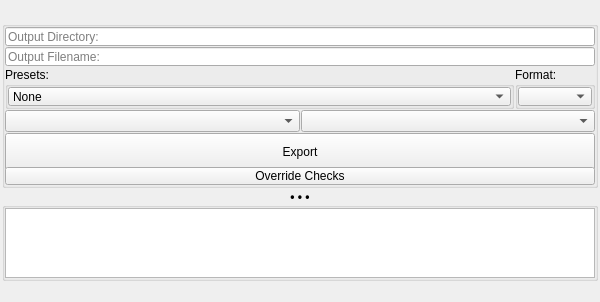
Old version of the form mayatk/env_utils/scene_exporter/scene_exporter.ui in the repository m3trik/mayatk.
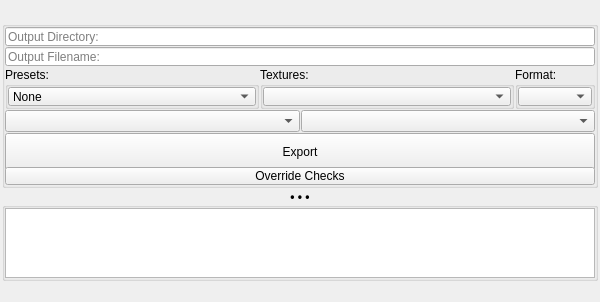
New version of the form. Custom widgets are drawn as their Qt base class.

Commit message: Texture template gate, lightmap seam fixes, shared path primitives

What changed in the file:
```diff
--- a/mayatk/env_utils/scene_exporter/scene_exporter.ui
+++ b/mayatk/env_utils/scene_exporter/scene_exporter.ui
@@ -201,6 +201,49 @@
              </layout>
             </widget>
            </item>
+           <item>
+            <widget class="QGroupBox" name="textures_grp">
+             <property name="title">
+              <string>Textures:</string>
+             </property>
+             <layout class="QHBoxLayout" name="horizontalLayout_6">
+              <property name="spacing">
+               <number>1</number>
+              </property>
+              <property name="leftMargin">
+               <number>0</number>
+              </property>
+              <property name="topMargin">
+               <number>0</number>
+              </property>
+              <property name="rightMargin">
+               <number>0</number>
+              </property>
+              <property name="bottomMargin">
+               <number>0</number>
+              </property>
+              <item>
+               <widget class="ComboBox" name="cmb005">
+                <property name="minimumSize">
+                 <size>
+                  <width>0</width>
+                  <height>19</height>
+                 </size>
+                </property>
+                <property name="maximumSize">
+                 <size>
+                  <width>16777215</width>
+                  <height>19</height>
+                 </size>
+                </property>
+                <property name="toolTip">
+                 <string>Optionally convert export textures to a target texture template (a pythontk map-registry workflow) before the write. 'As Authored' sends textures exactly as the scene references them. With a template chosen, materials are updated through the Map Updater and a post-conversion check fails the export if any mask map still does not match the template.</string>
+                </property>
+               </widget>
+              </item>
+             </layout>
+            </widget>
+           </item>
            <item>
             <widget class="QGroupBox" name="format_grp">
              <property name="minimumSize">
```
Left out of the diff: 13 changed lines with no effect on the pictures. The commit also changes 44 other files.
